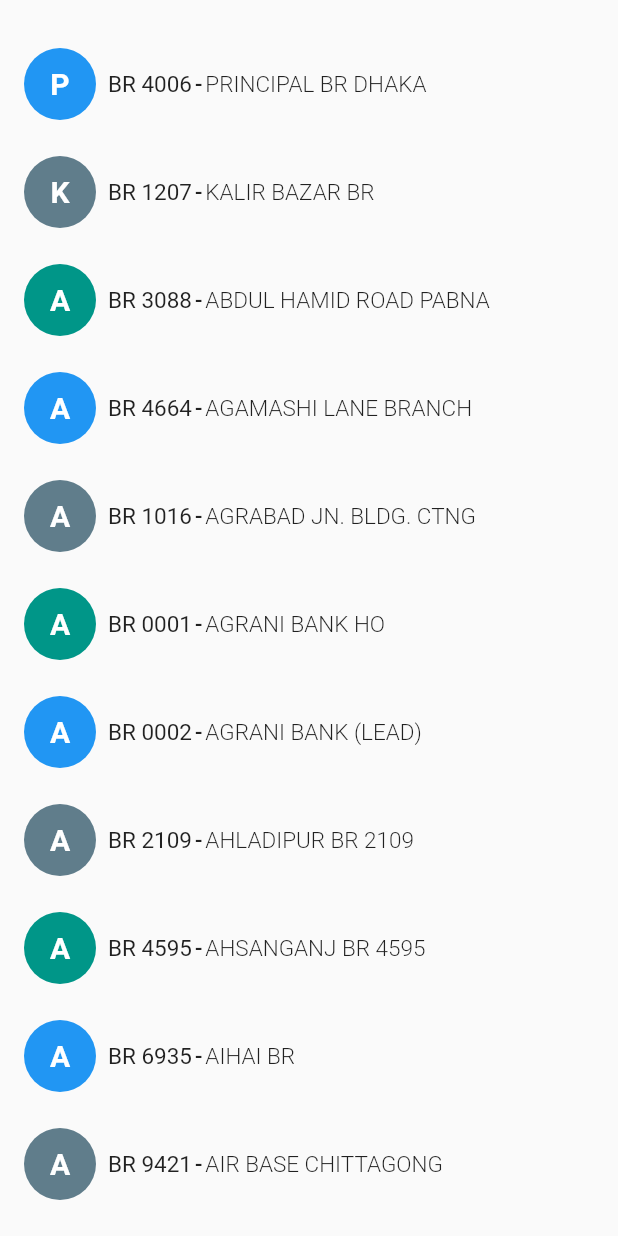
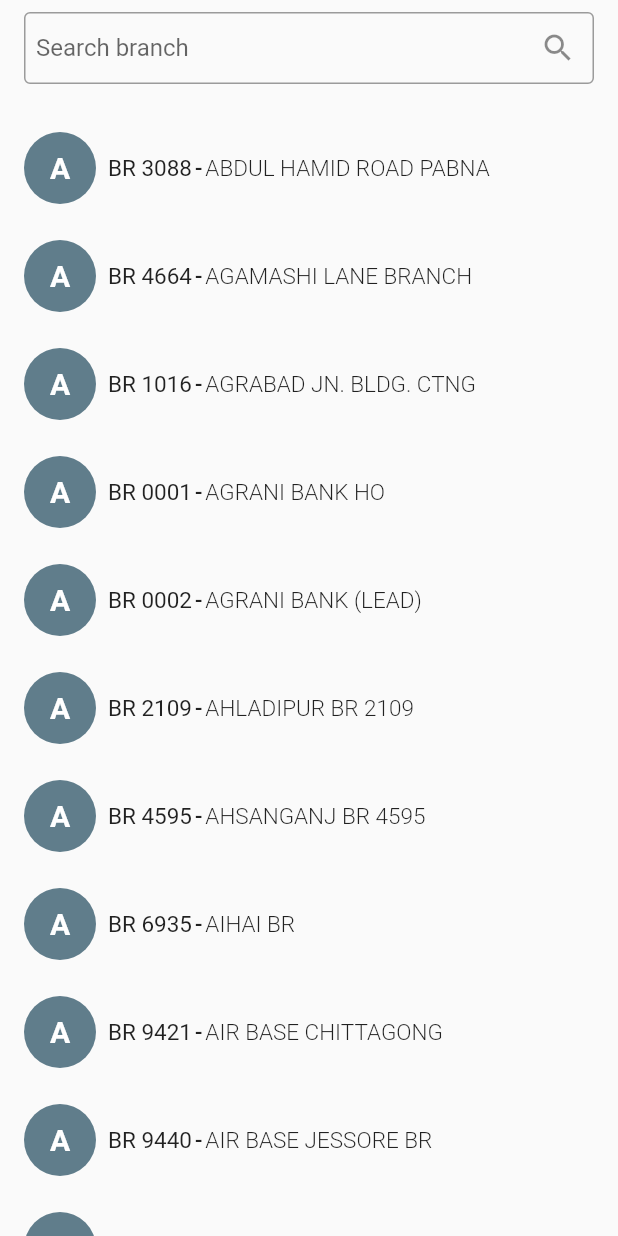
Before and after one commit to prince-ael/listview_test, a Flutter app: the BranchList screen opened directly, on a phone screen of 412 x 824 dp. Run offline on Flutter 3.47's test engine with Material 2 defaults, Android fonts, the phone set to English and light mode, and no system bars.

```diff
--- a/lib/branch_list.dart
+++ b/lib/branch_list.dart
@@ -1,9 +1,14 @@
 import 'package:flutter/material.dart';
 
-class BranchList extends StatelessWidget {
+class BranchList extends StatefulWidget {
+  @override
+  BranchListState createState() {
+    return BranchListState();
+  }
+}
+
+class BranchListState extends State<BranchList> {
   final List<Map> _branches = [
-    {"branchCode": "BD0014006", "branchName": "PRINCIPAL BR DHAKA"},
-    {"branchCode": "BD0011207", "branchName": "KALIR BAZAR BR"},
     {"branchCode": "BD0013088", "branchName": "ABDUL HAMID ROAD PABNA"},
     {"branchCode": "BD0014664", "branchName": "AGAMASHI LANE BRANCH"},
     {"branchCode": "BD0011016", "branchName": "AGRABAD JN. BLDG. CTNG"},
@@ -25,14 +30,63 @@ class BranchList extends StatelessWidget {
     {"branchCode": "BD0011422", "branchName": "ALLARDARGAH BR 1422"},
     {"branchCode": "BD0016190", "branchName": "AMANAT KHAN SARAK 6190"}
   ];
+  List<Map> _toAppend = [
+    {"branchCode": "BD0014006", "branchName": "PRINCIPAL BR DHAKA"},
+    {"branchCode": "BD0011207", "branchName": "KALIR BAZAR BR"},
+  ];
+
+  ScrollController _controller;
+
+  @override
+  void initState() {
+    _controller = ScrollController();
+    _controller.addListener(_scrollListener);
+    super.initState();
+  }
+
+  void _scrollListener() {
+    if (_controller.offset >= _controller.position.maxScrollExtent &&
+        !_controller.position.outOfRange) {
+      if (_toAppend.length > 0) {
+        setState(() {
+          final map = _toAppend.removeLast();
+          _branches.add(map);
+          print("Scroll end and 1 item added");
+        });
+      }
+    }
+  }
 
   @override
   Widget build(BuildContext context) {
     return Scaffold(
-      body: ListView.builder(
-        padding: EdgeInsets.all(8.0),
-        itemBuilder: _listItem,
-        itemCount: _branches.length,
+      body: SafeArea(
+        child: Column(
+          children: <Widget>[
+            Padding(
+              padding: EdgeInsets.fromLTRB(16, 8.0, 16.0, 0.0),
+              child: TextField(
+                decoration: InputDecoration(
+                  hintText: "Search branch",
+                  contentPadding: EdgeInsets.all(8.0),
+                  suffixIcon: Icon(Icons.search),
+                  border: OutlineInputBorder(
+                    borderSide: BorderSide(color: Colors.blue),
+                    borderRadius: BorderRadius.all(Radius.circular(4)),
+                  ),
+                ),
+              ),
+            ),
+            Expanded(
+              child: ListView.builder(
+                controller: _controller,
+                padding: EdgeInsets.all(8.0),
+                itemBuilder: _listItem,
+                itemCount: _branches.length,
+              ),
+            ),
+          ],
+        ),
       ),
     );
   }
@@ -61,14 +115,14 @@ class BranchList extends StatelessWidget {
   }
 
   Widget avatar(String branchName, int index) {
-    List<Color> colors = [Colors.blue, Colors.blueGrey, Colors.teal];
+    //List<Color> colors = [Colors.blue, Colors.blueGrey, Colors.teal];
     return CircleAvatar(
       child: Text(
         branchName.substring(0, 1),
         style: TextStyle(
             color: Colors.white, fontSize: 20.0, fontWeight: FontWeight.w600),
       ),
-      backgroundColor: colors[index % 3],
+      backgroundColor: Colors.blueGrey,
       radius: 24.0,
     );
   }
```
